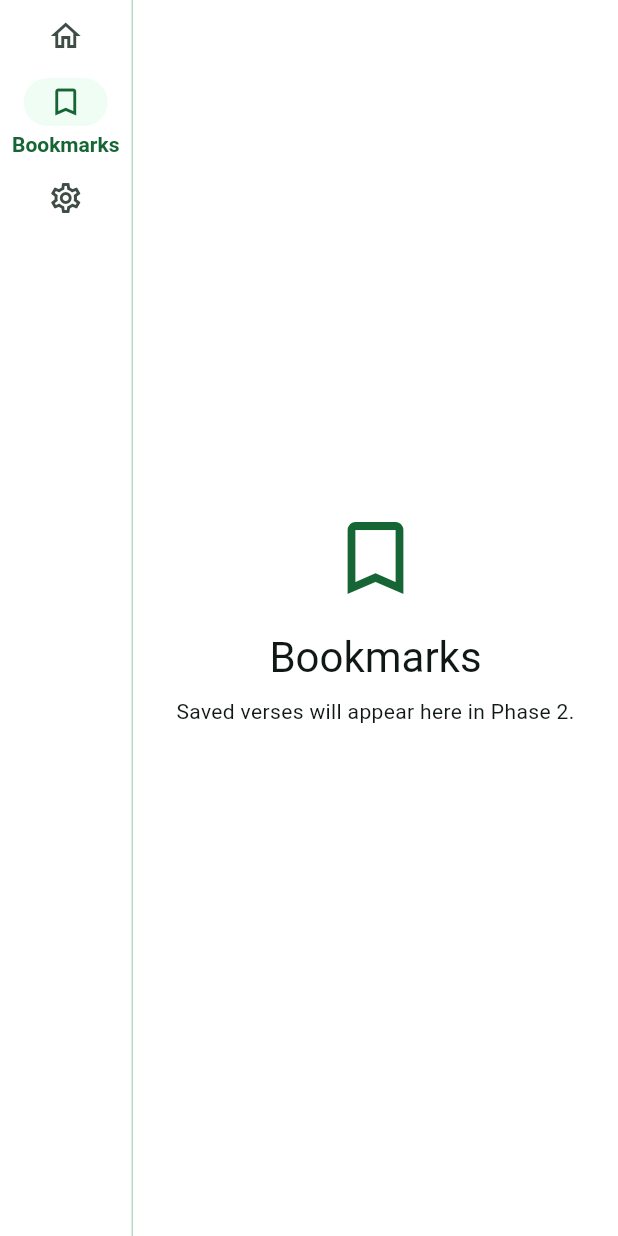
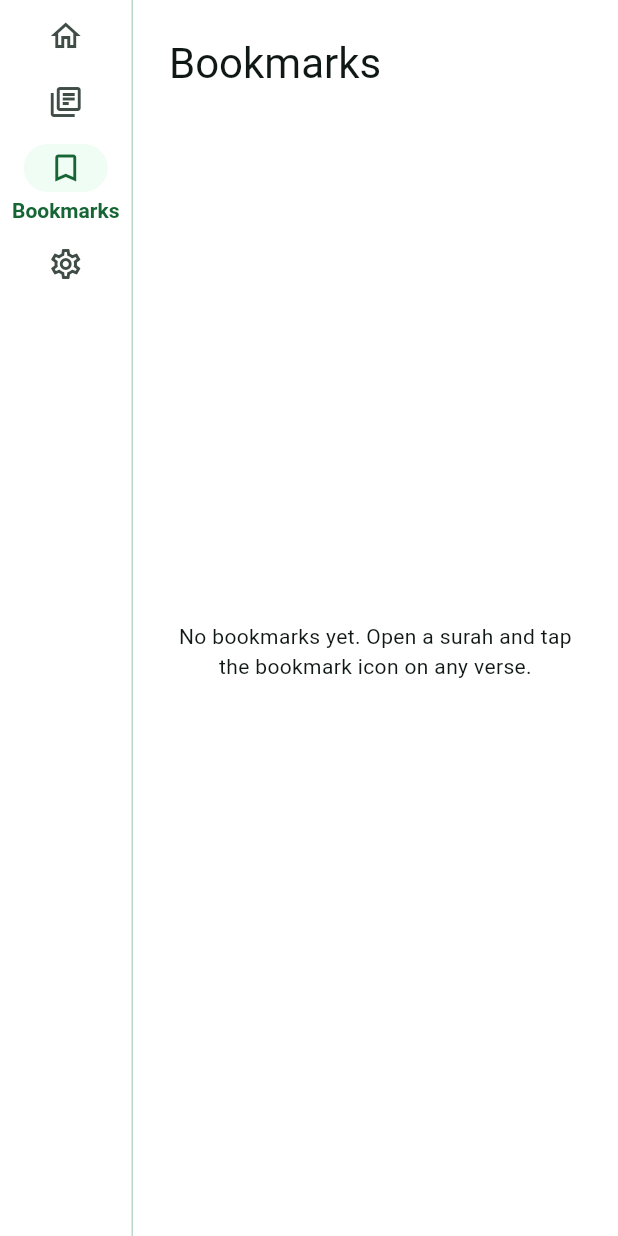
Before and after one commit to zalwan/alquran_on_linux, a Flutter app: the BookmarksPage screen opened by its route, on a phone screen of 412 x 824 dp. Run offline on Flutter 3.47's test engine with Material 3 defaults, Android fonts, the light colour scheme and no system bars; our stand-ins replace drift, flutter_riverpod, go_router, shared_preferences; accounts and stored records are empty; generated files the repository leaves out were written again.

Commit message:
feat: add reader and index screens with content gate

```diff
--- a/lib/app/router.dart
+++ b/lib/app/router.dart
@@ -3,18 +3,24 @@ import 'package:go_router/go_router.dart';
 
 import '../features/bookmarks/bookmarks_page.dart';
 import '../features/home/home_page.dart';
+import '../features/reader/reader_page.dart';
 import '../features/settings/settings_page.dart';
+import '../features/surah_index/surah_index_page.dart';
 
-/// Route paths. Deep-linking stays trivial in Phase 1; surah/ayah routes
-/// arrive with the Phase 2 reader.
+/// Route paths. Reader routes carry the surah number; surah/ayah deep
+/// details arrive with the Phase 2 content work.
 abstract final class AppRoutes {
   static const String home = '/';
+  static const String surahs = '/surahs';
   static const String bookmarks = '/bookmarks';
   static const String settings = '/settings';
+
+  static String reader(int surahNumber) => '$surahs/$surahNumber';
 }
 
 final List<({String path, String label, IconData icon})> _destinations = [
   (path: AppRoutes.home, label: 'Home', icon: Icons.home_outlined),
+  (path: AppRoutes.surahs, label: 'Index', icon: Icons.library_books_outlined),
   (path: AppRoutes.bookmarks, label: 'Bookmarks', icon: Icons.bookmark_border),
   (path: AppRoutes.settings, label: 'Settings', icon: Icons.settings_outlined),
 ];
@@ -31,6 +37,18 @@ GoRouter buildRouter() {
           GoRoute(
             path: AppRoutes.home,
             builder: (context, state) => const HomePage(),
+          ),
+          GoRoute(
+            path: AppRoutes.surahs,
+            builder: (context, state) => const SurahIndexPage(),
+          ),
+          GoRoute(
+            path: '${AppRoutes.surahs}/:number',
+            builder: (context, state) {
+              final int number =
+                  int.tryParse(state.pathParameters['number'] ?? '') ?? 0;
+              return ReaderPage(surahNumber: number);
+            },
           ),
           GoRoute(
             path: AppRoutes.bookmarks,
@@ -57,7 +75,9 @@ class AppShell extends StatelessWidget {
   Widget build(BuildContext context) {
     int selectedIndex = 0;
     for (int i = 0; i < _destinations.length; i++) {
-      if (location == _destinations[i].path) {
+      final String path = _destinations[i].path;
+      if (location == path ||
+          (path != AppRoutes.home && location.startsWith('$path/'))) {
         selectedIndex = i;
       }
     }
--- a/lib/features/bookmarks/bookmarks_page.dart
+++ b/lib/features/bookmarks/bookmarks_page.dart
@@ -1,33 +1,79 @@
 import 'package:flutter/material.dart';
+import 'package:flutter_riverpod/flutter_riverpod.dart';
 
-/// Phase 1 placeholder. Bookmark storage arrives in Phase 2.
-class BookmarksPage extends StatelessWidget {
+import '../../data/database/database_providers.dart';
+import '../../domain/entities/reading_state.dart';
+import '../reader/reader_providers.dart';
+
+/// Saved verses, newest first. Fully functional against the local database;
+/// entries identify the verse by key until verse titles arrive with the
+/// approved content.
+class BookmarksPage extends ConsumerWidget {
   const BookmarksPage({super.key});
 
   @override
-  Widget build(BuildContext context) {
+  Widget build(BuildContext context, WidgetRef ref) {
     final ThemeData theme = Theme.of(context);
-    return Center(
-      child: Padding(
+    final AsyncValue<List<Bookmark>> bookmarks = ref.watch(
+      bookmarksListProvider,
+    );
+    return Padding(
       padding: const EdgeInsets.all(24),
       child: Column(
-          mainAxisSize: MainAxisSize.min,
+        crossAxisAlignment: CrossAxisAlignment.start,
         children: [
-            Icon(
-              Icons.bookmark_border,
-              size: 64,
-              color: theme.colorScheme.primary,
-            ),
-            const SizedBox(height: 16),
           Text('Bookmarks', style: theme.textTheme.headlineMedium),
           const SizedBox(height: 8),
-            Text(
-              'Saved verses will appear here in Phase 2.',
+          Expanded(
+            child: bookmarks.when(
+              data: (items) {
+                if (items.isEmpty) {
+                  return Center(
+                    child: Text(
+                      'No bookmarks yet. Open a surah and tap the bookmark '
+                      'icon on any verse.',
                       style: theme.textTheme.bodyMedium,
                       textAlign: TextAlign.center,
                     ),
+                  );
+                }
+                return ListView.builder(
+                  itemCount: items.length,
+                  itemBuilder: (context, index) {
+                    final Bookmark bookmark = items[index];
+                    return ListTile(
+                      leading: Icon(
+                        Icons.bookmark,
+                        color: theme.colorScheme.primary,
+                      ),
+                      title: Text(
+                        'Surah ${bookmark.key.surahNumber}, '
+                        'Ayah ${bookmark.key.ayahNumber}',
+                      ),
+                      trailing: IconButton(
+                        tooltip: 'Remove bookmark',
+                        icon: const Icon(Icons.delete_outline),
+                        onPressed: () async {
+                          await ref
+                              .read(bookmarkRepositoryProvider)
+                              .removeBookmark(bookmark.key);
+                          ref.invalidate(bookmarksListProvider);
+                        },
+                      ),
+                    );
+                  },
+                );
+              },
+              loading: () => const Center(child: CircularProgressIndicator()),
+              error: (_, _) => Center(
+                child: Text(
+                  'Could not load bookmarks.',
+                  style: theme.textTheme.bodyMedium,
+                ),
+              ),
+            ),
+          ),
         ],
-        ),
       ),
     );
   }
--- /dev/null
+++ b/lib/features/reader/reader_providers.dart
@@ -0,0 +1,34 @@
+import 'package:flutter_riverpod/flutter_riverpod.dart';
+
+import '../../data/database/database_providers.dart';
+import '../../domain/entities/reading_state.dart';
+import '../../domain/repositories/quran_content_repository.dart';
+import '../../domain/repositories/user_state_repositories.dart';
+import '../../domain/usecases/reading_progress.dart';
+
+/// Read access to approved Quran content, or null while the content gate
+/// is closed.
+///
+/// Production override arrives with the approved dataset (Phase 2 content
+/// gate — see `docs/translation-clearance.md`). Screens branch on null and
+/// show [ContentUnavailable] instead of crashing. Tests override with an
+/// in-memory fake.
+final quranContentProvider = Provider<QuranContentRepository?>((ref) => null);
+
+/// Translation edition shown under each verse. Finalized with the approved
+/// edition (TODO content gate); the fake backend ignores it.
+const String readerEditionId = 'pending-edition';
+
+/// All bookmarks, refreshed by invalidating after every toggle/remove.
+final bookmarksListProvider = FutureProvider<List<Bookmark>>((ref) {
+  final BookmarkRepository repo = ref.watch(bookmarkRepositoryProvider);
+  return repo.listBookmarks();
+});
+
+/// Last-read location, or null on first launch / load failure.
+final lastReadProvider = FutureProvider<ReadingPosition?>((ref) {
+  final ReadingProgressRepository repo = ref.watch(
+    readingProgressRepositoryProvider,
+  );
+  return RestoreLastRead(repo)();
+});
```
Also changed, not shown: lib/app/widgets/content_unavailable.dart (added, +44 -0 lines), lib/features/home/home_page.dart (+49 -8 lines), lib/features/reader/reader_page.dart (added, +228 -0 lines), lib/features/surah_index/surah_index_page.dart (added, +61 -0 lines), 2 other files. Lines whose indentation alone changed are shown as unchanged.
